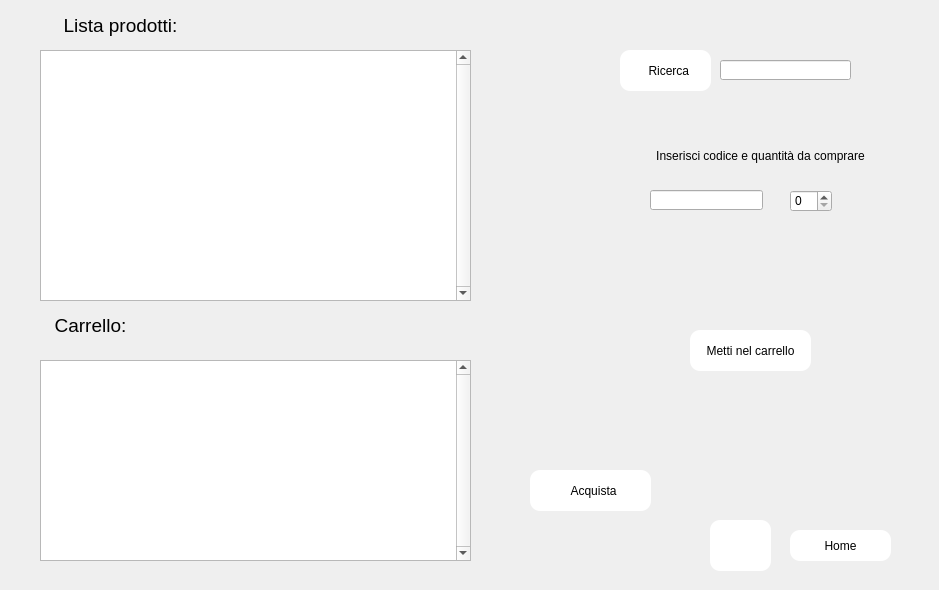
Above: Mockup/fornitoreangelini.ui from MarcoSpina01/Farmacia before the change. Below: the same form after it.
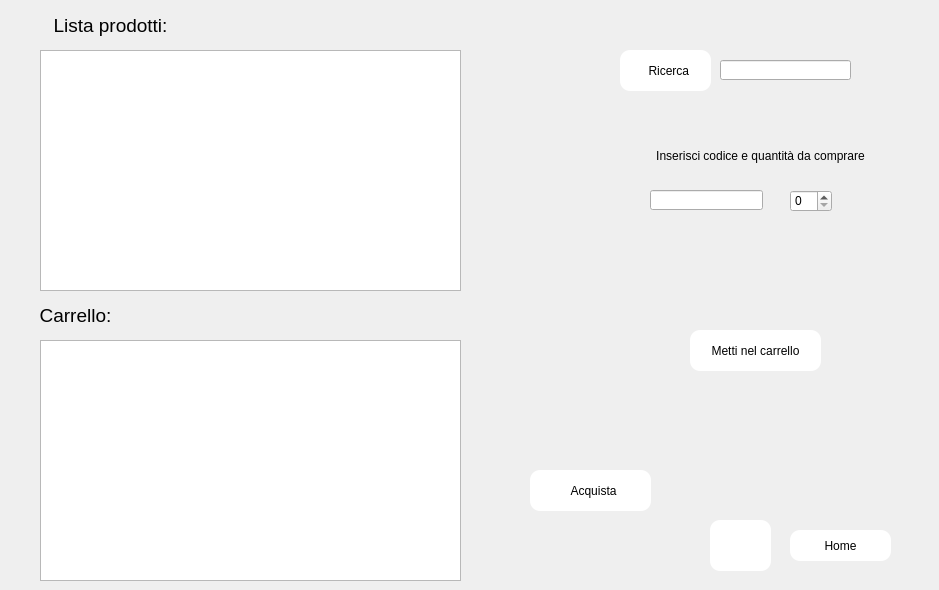
That is the form after the change. Icons and pictures are not drawn.

What changed in the file:
```diff
--- a/Mockup/fornitoreangelini.ui
+++ b/Mockup/fornitoreangelini.ui
@@ -16,19 +16,6 @@
   <property name="windowTitle">
    <string>Form</string>
   </property>
-  <widget class="QListView" name="fornitorelist">
-   <property name="geometry">
-    <rect>
-     <x>40</x>
-     <y>50</y>
-     <width>431</width>
-     <height>251</height>
-    </rect>
-   </property>
-   <property name="verticalScrollBarPolicy">
-    <enum>Qt::ScrollBarAlwaysOn</enum>
-   </property>
-  </widget>
   <widget class="QPushButton" name="ricercafornitorebtn">
    <property name="geometry">
     <rect>
@@ -109,7 +96,7 @@
     <rect>
      <x>690</x>
      <y>330</y>
-     <width>121</width>
+     <width>131</width>
      <height>41</height>
     </rect>
    </property>
@@ -135,61 +122,6 @@
     </size>
    </property>
   </widget>
-  <widget class="QLabel" name="label_3">
-   <property name="geometry">
-    <rect>
-     <x>0</x>
-     <y>310</y>
-     <width>181</width>
-     <height>31</height>
-    </rect>
-   </property>
-   <property name="font">
-    <font>
-     <pointsize>14</pointsize>
-    </font>
-   </property>
-   <property name="text">
-    <string>Carrello:</string>
-   </property>
-   <property name="alignment">
-    <set>Qt::AlignCenter</set>
-   </property>
-  </widget>
-  <widget class="QLabel" name="label_4">
-   <property name="geometry">
-    <rect>
-     <x>30</x>
-     <y>10</y>
-     <width>181</width>
-     <height>31</height>
-    </rect>
-   </property>
-   <property name="font">
-    <font>
-     <pointsize>14</pointsize>
-    </font>
-   </property>
-   <property name="text">
-    <string>Lista prodotti:</string>
-   </property>
-   <property name="alignment">
-    <set>Qt::AlignCenter</set>
-   </property>
-  </widget>
-  <widget class="QListView" name="carrellolist">
-   <property name="geometry">
-    <rect>
-     <x>40</x>
-     <y>360</y>
-     <width>431</width>
-     <height>201</height>
-    </rect>
-   </property>
-   <property name="verticalScrollBarPolicy">
-    <enum>Qt::ScrollBarAlwaysOn</enum>
-   </property>
-  </widget>
   <widget class="QPushButton" name="acquistabtn">
    <property name="geometry">
     <rect>
@@ -224,7 +156,7 @@
   <widget class="QFrame" name="frame">
    <property name="geometry">
     <rect>
-     <x>-20</x>
+     <x>-10</x>
      <y>-10</y>
      <width>971</width>
      <height>631</height>
@@ -239,6 +171,48 @@
    <property name="frameShadow">
     <enum>QFrame::Raised</enum>
    </property>
+   <widget class="QLabel" name="label_3">
+    <property name="geometry">
+     <rect>
+      <x>40</x>
+      <y>310</y>
+      <width>91</width>
+      <height>31</height>
+     </rect>
+    </property>
+    <property name="font">
+     <font>
+      <pointsize>14</pointsize>
+     </font>
+    </property>
+    <property name="text">
+     <string>Carrello:</string>
+    </property>
+    <property name="alignment">
+     <set>Qt::AlignCenter</set>
+    </property>
+   </widget>
+   <widget class="QLabel" name="label_4">
+    <property name="geometry">
+     <rect>
+      <x>30</x>
+      <y>20</y>
+      <width>181</width>
+      <height>31</height>
+     </rect>
+    </property>
+    <property name="font">
+     <font>
+      <pointsize>14</pointsize>
+     </font>
+    </property>
+    <property name="text">
+     <string>Lista prodotti:</string>
+    </property>
+    <property name="alignment">
+     <set>Qt::AlignCenter</set>
+    </property>
+   </widget>
   </widget>
   <widget class="QPushButton" name="homebtn">
    <property name="geometry">
@@ -300,6 +274,26 @@
     </size>
    </property>
   </widget>
+  <widget class="QTableWidget" name="tableWidgetlist">
+   <property name="geometry">
+    <rect>
+     <x>40</x>
+     <y>50</y>
+     <width>421</width>
+     <height>241</height>
+    </rect>
+   </property>
+  </widget>
+  <widget class="QTableWidget" name="tableWidgetcarrello">
+   <property name="geometry">
+    <rect>
+     <x>40</x>
+     <y>340</y>
+     <width>421</width>
+     <height>241</height>
+    </rect>
+   </property>
+  </widget>
   <zorder>frame</zorder>
   <zorder>fornitorelist</zorder>
   <zorder>ricercafornitorebtn</zorder>
```
Left out of the diff: 6 changed lines with no effect on the pictures.
